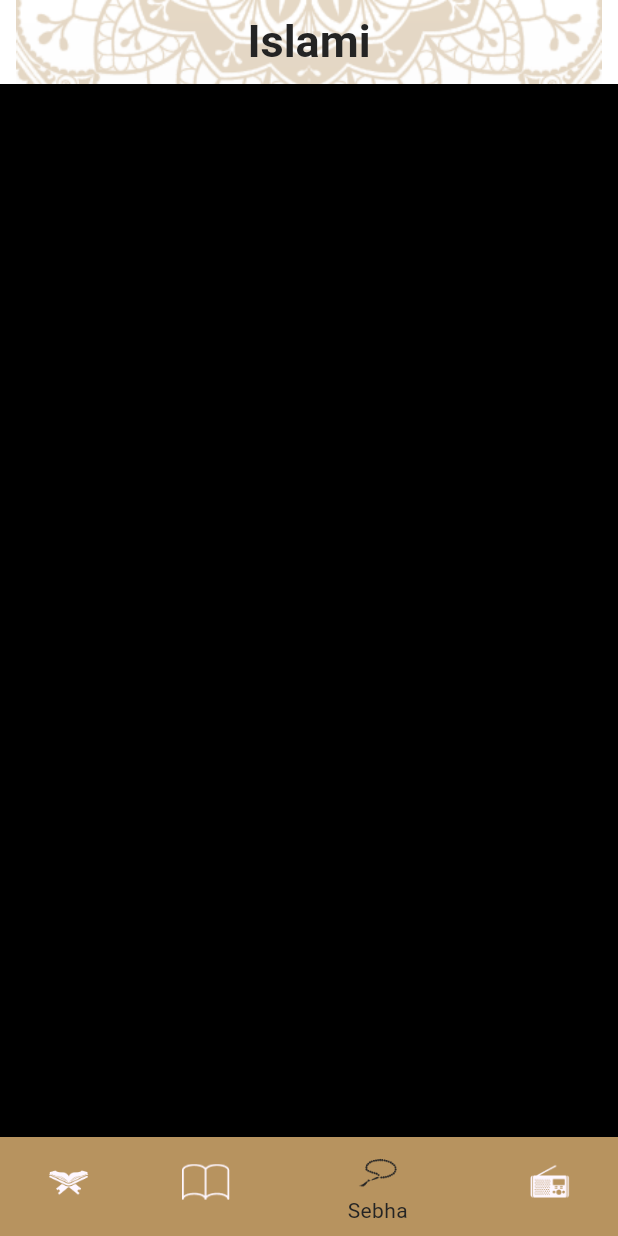
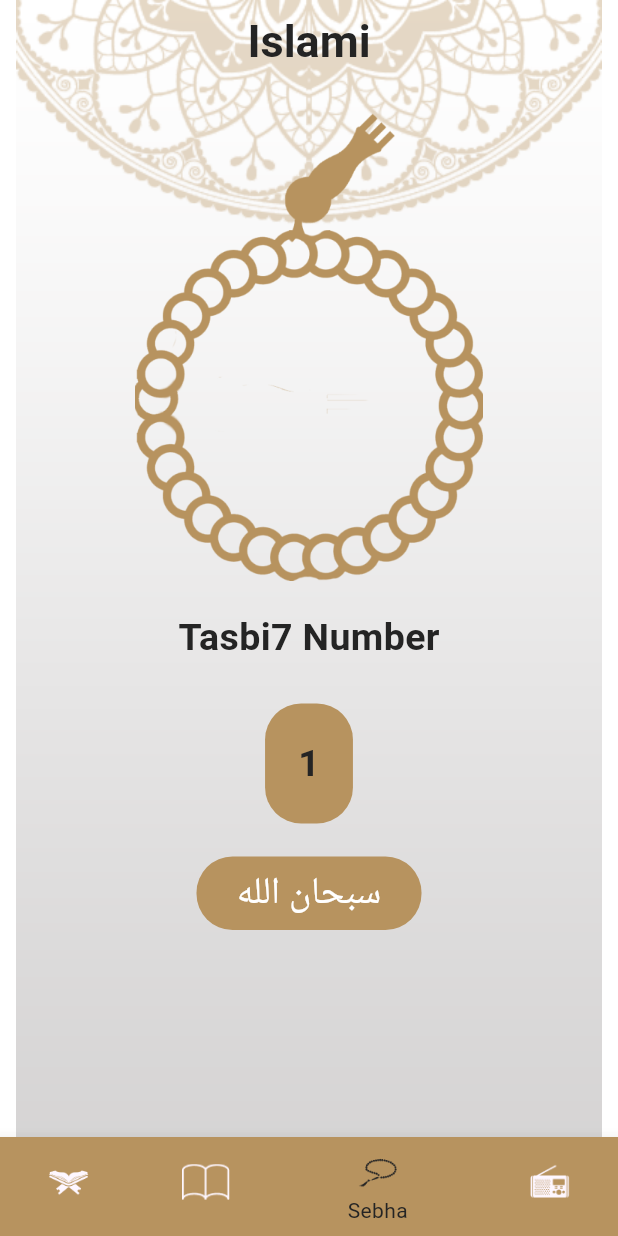
Before and after one commit to youssefhedefa/islami, a Flutter app: the screen it shows after launch, item 3 of the bottom bar chosen, on a phone screen of 412 x 824 dp. Run offline on Flutter 3.47's test engine with Material 3 defaults, Android fonts, the phone set to English and light mode, and no system bars.

Commit message:
Complete sebha screen ui.

```diff
--- a/lib/main.dart
+++ b/lib/main.dart
@@ -12,6 +12,7 @@ class MyApp extends StatelessWidget {
   @override
   Widget build(BuildContext context) {
     return MaterialApp(
+      debugShowCheckedModeBanner: false,
       routes: {
         SplashScreen.routeName: (_) => SplashScreen(),
         HomeScreen.routeName: (_) => HomeScreen(),
--- a/lib/ui/screens/home/tabs/sebha/sebha_tab.dart
+++ b/lib/ui/screens/home/tabs/sebha/sebha_tab.dart
@@ -1,10 +1,97 @@
 import 'package:flutter/material.dart';
+import 'package:islami_sun_c10/ui/utils/app_assets.dart';
+import 'package:islami_sun_c10/ui/utils/app_colors.dart';
+import 'package:islami_sun_c10/ui/utils/app_theme.dart';
 
-class SebhaTab extends StatelessWidget {
+class SebhaTab extends StatefulWidget {
   const SebhaTab({super.key});
 
   @override
+  State<SebhaTab> createState() => _SebhaTabState();
+}
+
+class _SebhaTabState extends State<SebhaTab> {
+
+  int _counter = 1;
+  List<String> tasbi7at = ['سبحان الله', 'الحمد لله', 'الله اكبر'];
+
+  double _rotateAngle = 0.0;
+
+  @override
   Widget build(BuildContext context) {
-    return Container(color: Colors.black,);
+    return Align(
+      alignment: Alignment.topCenter,
+      child: Column(
+        children: [
+          Expanded(
+            child: Transform.rotate(
+              angle: _rotateAngle,
+              child: Image.asset(
+                AppAssets.seb7aImageLogo,
+              ),
+            ),
+          ),
+          Expanded(
+            child: Column(
+              children: [
+                const Text(
+                  'Tasbi7 Number',
+                  style: AppTheme.semiBoldNumberTextStyle,
+                ),
+                const SizedBox(height: 26,),
+                Container(
+                  padding: const EdgeInsets.all(22),
+                  decoration: BoxDecoration(
+                    borderRadius: BorderRadius.circular(24),
+                    color: AppColors.orange,
+                  ),
+                  child: Text(
+                    _counter.toString(),
+                    style: AppTheme.semiBoldNumberTextStyle,
+                  ),
+                ),
+                const SizedBox(height: 22,),
+                GestureDetector(
+                  onTap: () {
+                    setState(() {
+                      _rotateAngle += 0.3;
+                      if (_counter == 99) {
+                        _counter = 0;
+                      } else {
+                        _counter++;
+                      }
+                    });
+                  },
+                  child: Container(
+                    width: 150,
+                    padding: const EdgeInsets.symmetric(vertical: 6),
+                    decoration: BoxDecoration(
+                      color: AppColors.orange,
+                      borderRadius: BorderRadius.circular(24),
+                    ),
+                    child: Text(
+                      textAlign: TextAlign.center,
+                      tasbi7Text(),
+                      style: AppTheme.regularTitleTextStyle
+                          .copyWith(color: AppColors.white),
+                    ),
+                  ),
+                ),
+              ],
+            ),
+          ),
+        ],
+      ),
+    );
+  }
+
+  String tasbi7Text() {
+    if (_counter < 34) {
+      return tasbi7at[0];
+    } else if (_counter < 67) {
+      return tasbi7at[1];
+    } else {
+      return tasbi7at[2];
+    }
   }
 }
--- a/lib/ui/utils/app_assets.dart
+++ b/lib/ui/utils/app_assets.dart
@@ -7,4 +7,5 @@ abstract class AppAssets{
   static const String icRadio = "assets/images/ic_radio.png";
   static const String quranTabLogo = "assets/images/quran_tab_logo.png";
   static const String ahadethTabLogo = "assets/images/ahadeth_tab_logo.png";
+  static const String seb7aImageLogo = "assets/images/sebha.png";
 }
--- a/lib/ui/utils/app_theme.dart
+++ b/lib/ui/utils/app_theme.dart
@@ -18,4 +18,9 @@ abstract class AppTheme{
       fontWeight: FontWeight.w400,
       color: AppColors.lightBlack
   );
+  static const TextStyle semiBoldNumberTextStyle = TextStyle(
+    fontSize: 25,
+    fontWeight: FontWeight.w600,
+    color: AppColors.lightBlack,
+  );
 }
```
Also changed, not shown: lib/ui/screens/home/tabs/sebha/widgets/counter_container.dart (added, +85 -0 lines), assets/images/2.0x/sebha.png (added), assets/images/3.0x/sebha.png (added), assets/images/sebha.png (added).
